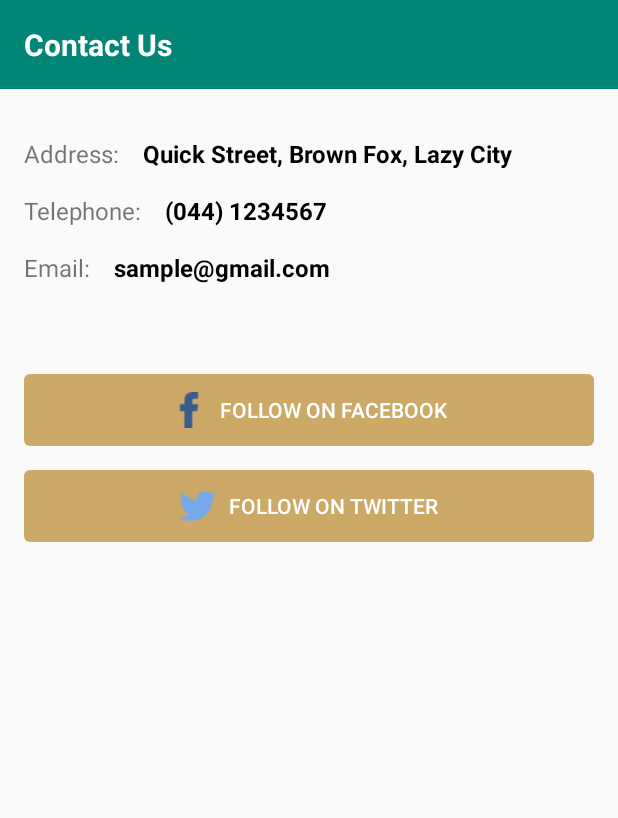
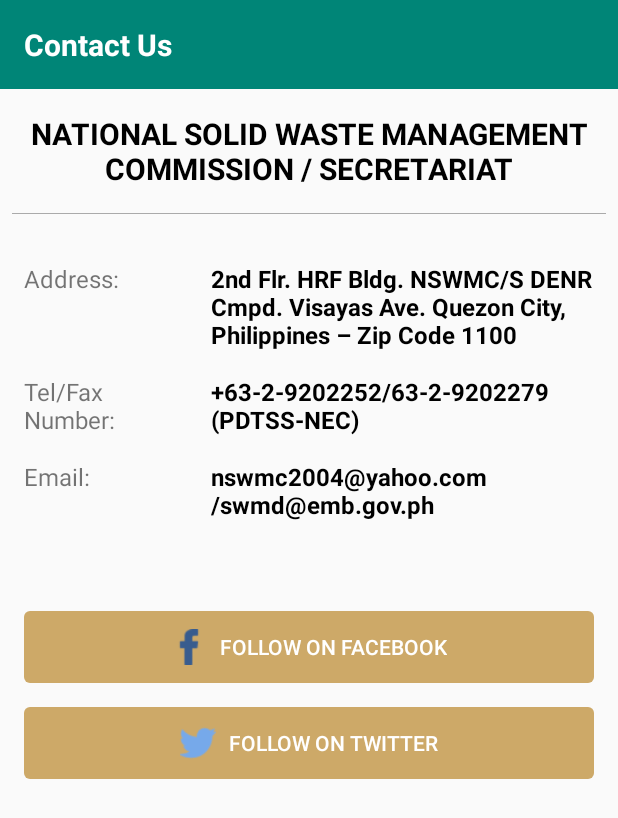
Before and after one commit to LeBronoMars/sw, an Android app: the layout dialog_fragment_contact_us.xml on its own in the app's theme, with its tools: preview values and no code run, on a phone screen of 412 x 824 dp. Shown: the top 818 px of the screen. Run offline under Robolectric (Android 15) with nearby library versions, the phone set to English and light mode, and no system bars.

Commit message:
Finished Contact Us

```diff
--- a/app/src/main/res/layout/activity_welcome.xml
+++ b/app/src/main/res/layout/activity_welcome.xml
@@ -15,13 +15,13 @@
         android:layout_width="match_parent"
         android:layout_height="match_parent"
         android:gravity="center"
+        android:background="@color/colorPrimary"
         android:orientation="vertical"
         android:padding="16dp">
 
         <RelativeLayout
             android:layout_width="match_parent"
-            android:layout_height="wrap_content"
-            android:background="@color/welcome_button_bg">
+            android:layout_height="wrap_content">
 
             <ImageView
                 android:layout_width="match_parent"
--- a/app/src/main/res/layout/dialog_fragment_contact_us.xml
+++ b/app/src/main/res/layout/dialog_fragment_contact_us.xml
@@ -14,6 +14,23 @@
         android:textSize="20sp"
         android:textStyle="bold" />
 
+    <TextView
+        android:layout_width="match_parent"
+        android:layout_height="wrap_content"
+        android:layout_margin="16dp"
+        android:gravity="center"
+        android:text="@string/contact_us_header"
+        android:textColor="@color/black"
+        android:textSize="20sp"
+        android:textStyle="bold" />
+
+    <View
+        android:layout_width="match_parent"
+        android:layout_height="1px"
+        android:layout_marginStart="8dp"
+        android:layout_marginEnd="8dp"
+        android:background="@android:color/darker_gray" />
+
     <LinearLayout
         android:layout_width="match_parent"
         android:layout_height="wrap_content"
@@ -28,17 +45,19 @@
             android:orientation="horizontal">
 
             <TextView
-                android:layout_width="wrap_content"
+                android:layout_width="0dp"
                 android:layout_height="wrap_content"
-                android:text="@string/address"
+                android:layout_weight="3"
+                android:text="@string/address_label"
                 android:textSize="16sp" />
 
             <TextView
                 android:id="@+id/tv_address"
-                android:layout_width="wrap_content"
+                android:layout_width="0dp"
                 android:layout_height="wrap_content"
                 android:layout_marginStart="16dp"
-                android:text="Quick Street, Brown Fox, Lazy City"
+                android:layout_weight="7"
+                android:text="@string/address"
                 android:textColor="@color/black"
                 android:textSize="16sp"
                 android:textStyle="bold" />
@@ -53,17 +72,19 @@
             android:orientation="horizontal">
 
             <TextView
-                android:layout_width="wrap_content"
+                android:layout_width="0dp"
                 android:layout_height="wrap_content"
-                android:text="@string/telephone"
+                android:layout_weight="3"
+                android:text="@string/telephone_label"
                 android:textSize="16sp" />
 
             <TextView
                 android:id="@+id/tv_telephone"
-                android:layout_width="wrap_content"
+                android:layout_width="0dp"
                 android:layout_height="wrap_content"
                 android:layout_marginStart="16dp"
-                android:text="(044) 1234567"
+                android:layout_weight="7"
+                android:text="@string/telephone"
                 android:textColor="@color/black"
                 android:textSize="16sp"
                 android:textStyle="bold" />
@@ -78,17 +99,19 @@
             android:orientation="horizontal">
 
             <TextView
-                android:layout_width="wrap_content"
+                android:layout_width="0dp"
                 android:layout_height="wrap_content"
-                android:text="@string/email"
+                android:layout_weight="3"
+                android:text="@string/email_label"
                 android:textSize="16sp" />
 
             <TextView
                 android:id="@+id/tv_email"
-                android:layout_width="wrap_content"
+                android:layout_width="0dp"
                 android:layout_height="wrap_content"
                 android:layout_marginStart="16dp"
-                android:text="sample@gmail.com"
+                android:layout_weight="7"
+                android:text="@string/email"
                 android:textColor="@color/black"
                 android:textSize="16sp"
                 android:textStyle="bold" />
@@ -107,6 +130,7 @@
             <ImageView
                 android:layout_width="24dp"
                 android:layout_height="24dp"
+                android:clickable="false"
                 android:src="@drawable/ic_facebook" />
 
             <Button
@@ -114,6 +138,7 @@
                 android:layout_height="wrap_content"
                 android:layout_marginStart="8dp"
                 android:background="@null"
+                android:clickable="false"
                 android:text="@string/follow_on_fb"
                 android:textColor="@color/white" />
 
@@ -131,6 +156,7 @@
             <ImageView
                 android:layout_width="24dp"
                 android:layout_height="24dp"
+                android:clickable="false"
                 android:src="@drawable/ic_twitter" />
 
             <Button
@@ -138,6 +164,7 @@
                 android:layout_height="wrap_content"
                 android:layout_marginStart="8dp"
                 android:background="@null"
+                android:clickable="false"
                 android:text="@string/follow_on_twitter"
                 android:textColor="@color/white" />
 
--- a/app/src/main/res/values/strings.xml
+++ b/app/src/main/res/values/strings.xml
@@ -1,5 +1,5 @@
 <resources>
-    <string name="app_name">SolidWaste</string>
+    <string name="app_name">PEConnect App</string>
 
     <string name="bnve_maps">PEC Web</string>
     <string name="bnve_keypad">Keypad</string>
@@ -93,7 +93,7 @@
     <string name="hours_and_admission">Hours and Admission</string>
     <string name="contact_us">Contact Us</string>
     <string name="survey">Survey</string>
-    <string name="become_a_member">Become a Member</string>
+    <string name="become_a_member">Join the WAR ON WASTE Movement</string>
     <string name="blog">Blog</string>
 
     <string name="tickets">Tickets</string>
@@ -103,9 +103,9 @@
             \n\n<b>&#8226;</b>	Children (5 &amp; Under):
             \n\n<b>&#8226;</b>	Students:</string>
 
-    <string name="address">Address:</string>
-    <string name="telephone">Telephone:</string>
-    <string name="email">Email:</string>
+    <string name="address_label">Address:</string>
+    <string name="telephone_label">Tel/Fax Number:</string>
+    <string name="email_label">Email:</string>
     <string name="follow_on_fb">Follow on Facebook</string>
     <string name="follow_on_twitter">Follow on Twitter</string>
 
@@ -256,4 +256,9 @@
         </string>
 
     <string name="a_project_of">A project of\nEnvironmental Management Bureau - DENR</string>
+
+    <string name="contact_us_header">NATIONAL SOLID WASTE MANAGEMENT COMMISSION / SECRETARIAT</string>
+    <string name="address">2nd Flr. HRF Bldg. NSWMC/S DENR Cmpd. Visayas Ave. Quezon City, Philippines – Zip Code 1100</string>
+    <string name="telephone">+63-2-9202252/63-2-9202279 (PDTSS-NEC)</string>
+    <string name="email">nswmc2004@yahoo.com/swmd@emb.gov.ph</string>
 </resources>
```
Also changed, not shown: app/src/main/java/com/denr/solidwaste/ui/home/info/InfoFragment.java (+12 -4 lines), app/src/main/res/layout/fragment_info.xml (+16 -2 lines).
